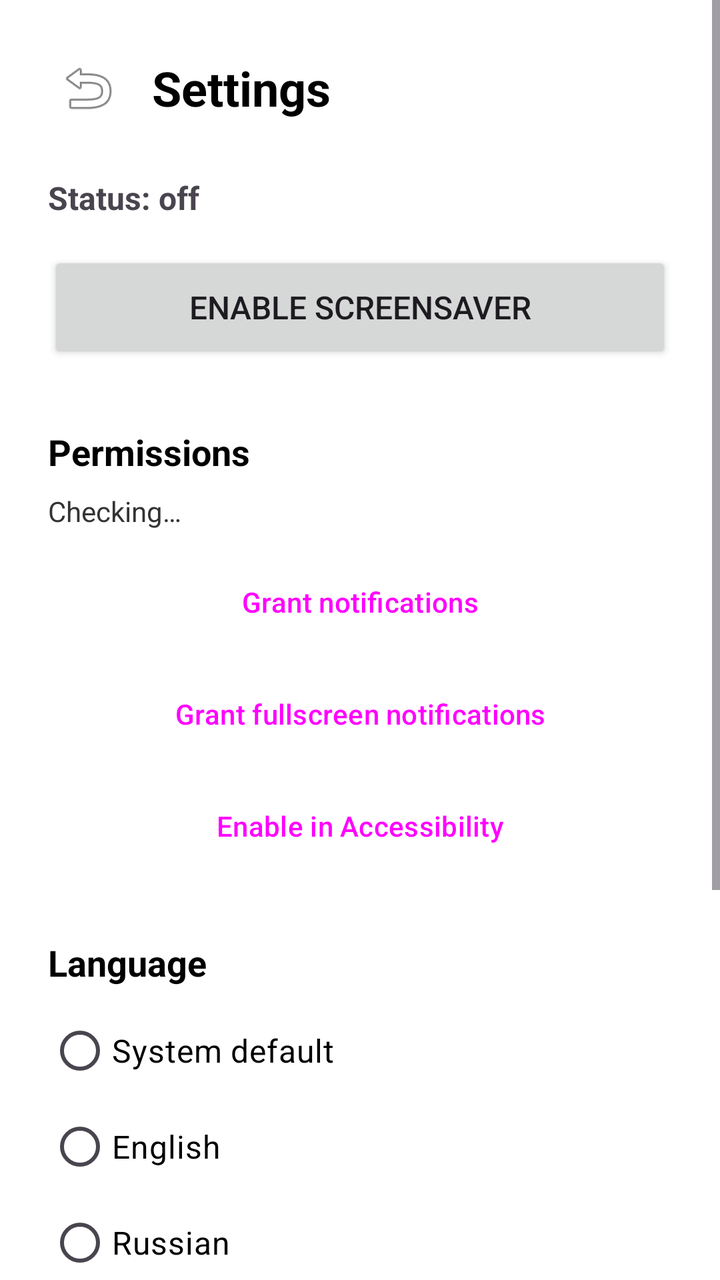
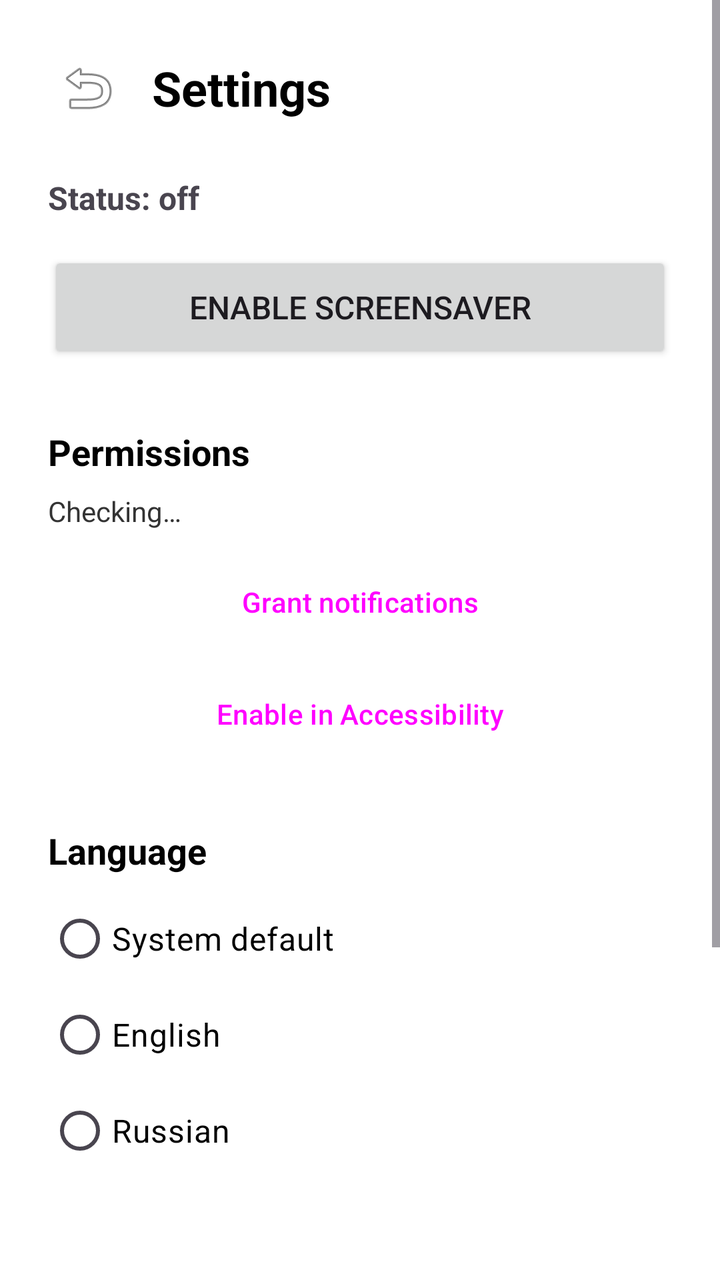

An Android layout rendered at two revisions. The XML below is the earlier revision; the diff shows what the commit changed to produce the second picture.
<!-- AndroidManifest.xml: application theme Theme.EinkScreensaver -->
<!-- res/layout/activity_settings.xml -->
<?xml version="1.0" encoding="utf-8"?>
<ScrollView xmlns:android="http://schemas.android.com/apk/res/android"
    android:layout_width="match_parent"
    android:layout_height="match_parent"
    android:background="#FFFFFF">

    <LinearLayout
        android:layout_width="match_parent"
        android:layout_height="wrap_content"
        android:orientation="vertical"
        android:padding="24dp">

        
        <LinearLayout
            android:layout_width="match_parent"
            android:layout_height="wrap_content"
            android:orientation="horizontal"
            android:gravity="center_vertical"
            android:layout_marginBottom="24dp">

            <ImageButton
                android:id="@+id/btnBack"
                android:layout_width="40dp"
                android:layout_height="40dp"
                android:src="@android:drawable/ic_menu_revert"
                android:background="?attr/selectableItemBackgroundBorderless"
                android:contentDescription="@string/back"
                android:scaleType="centerInside"
                android:layout_marginEnd="12dp" />

            <TextView
                android:layout_width="wrap_content"
                android:layout_height="wrap_content"
                android:text="@string/settings_title"
                android:textSize="24sp"
                android:textStyle="bold"
                android:textColor="#000000" />
        </LinearLayout>

        
        <TextView
            android:id="@+id/statusText"
            android:layout_width="wrap_content"
            android:layout_height="wrap_content"
            android:text="@string/status_off"
            android:textSize="16sp"
            android:textStyle="bold"
            android:layout_marginBottom="16dp" />

        <Button
            android:id="@+id/toggleButton"
            android:layout_width="match_parent"
            android:layout_height="56dp"
            android:text="@string/enable_screensaver"
            android:textSize="16sp"
            android:layout_marginBottom="32dp" />

        
        <LinearLayout
            android:id="@+id/permissionSection"
            android:layout_width="match_parent"
            android:layout_height="wrap_content"
            android:orientation="vertical"
            android:layout_marginBottom="32dp">

            <TextView
                android:layout_width="wrap_content"
                android:layout_height="wrap_content"
                android:text="@string/permissions_title"
                android:textSize="18sp"
                android:textStyle="bold"
                android:textColor="#000000"
                android:layout_marginBottom="8dp" />

            <TextView
                android:id="@+id/permissionStatusText"
                android:layout_width="wrap_content"
                android:layout_height="wrap_content"
                android:text="@string/checking"
                android:textSize="14sp"
                android:textColor="#333333"
                android:layout_marginBottom="12dp" />

            <Button
                android:id="@+id/btnGrantNotification"
                android:layout_width="match_parent"
                android:layout_height="48dp"
                android:text="@string/grant_notifications"
                android:textSize="14sp"
                android:layout_marginBottom="8dp"
                style="@style/Widget.Material3.Button.OutlinedButton" />

            <Button
                android:id="@+id/btnGrantFullScreen"
                android:layout_width="match_parent"
                android:layout_height="48dp"
                android:text="@string/grant_fullscreen"
                android:textSize="14sp"
                android:layout_marginBottom="8dp"
                style="@style/Widget.Material3.Button.OutlinedButton" />

            <Button
                android:id="@+id/btnGrantA11y"
                android:layout_width="match_parent"
                android:layout_height="48dp"
                android:text="@string/grant_a11y"
                android:textSize="14sp"
                style="@style/Widget.Material3.Button.OutlinedButton" />
        </LinearLayout>

        
        <TextView
            android:layout_width="wrap_content"
            android:layout_height="wrap_content"
            android:text="@string/language_title"
            android:textSize="18sp"
            android:textStyle="bold"
            android:textColor="#000000"
            android:layout_marginBottom="8dp" />

        <RadioGroup
            android:id="@+id/languageGroup"
            android:layout_width="match_parent"
            android:layout_height="wrap_content"
            android:layout_marginBottom="32dp">

            <RadioButton
                android:id="@+id/radioLangSystem"
                android:layout_width="wrap_content"
                android:layout_height="wrap_content"
                android:text="@string/language_system"
                android:textSize="16sp"
                android:textColor="#000000"
                android:paddingVertical="4dp" />

            <RadioButton
                android:id="@+id/radioLangEnglish"
                android:layout_width="wrap_content"
                android:layout_height="wrap_content"
                android:text="@string/language_english"
                android:textSize="16sp"
                android:textColor="#000000"
                android:paddingVertical="4dp" />

            <RadioButton
                android:id="@+id/radioLangRussian"
                android:layout_width="wrap_content"
                android:layout_height="wrap_content"
                android:text="@string/language_russian"
                android:textSize="16sp"
                android:textColor="#000000"
                android:paddingVertical="4dp" />
        </RadioGroup>

        
        <Button
            android:id="@+id/btnModuleSettings"
            android:layout_width="match_parent"
            android:layout_height="56dp"
            android:text="@string/module_settings_title"
            android:textSize="16sp"
            android:layout_marginBottom="32dp"
            style="@style/Widget.Material3.Button.OutlinedButton" />

        
        <TextView
            android:id="@+id/btnHowItWorks"
            android:layout_width="wrap_content"
            android:layout_height="wrap_content"
            android:layout_marginTop="8dp"
            android:text="@string/how_it_works"
            android:textSize="16sp"
            android:textColor="#1976D2"
            android:textStyle="bold"
            android:background="?attr/selectableItemBackground"
            android:padding="8dp"
            android:layout_marginBottom="16dp" />

        
        <TextView
            android:id="@+id/btnAbout"
            android:layout_width="wrap_content"
            android:layout_height="wrap_content"
            android:text="@string/about"
            android:textSize="16sp"
            android:textColor="#1976D2"
            android:textStyle="bold"
            android:background="?attr/selectableItemBackground"
            android:padding="8dp"
            android:layout_marginBottom="32dp" />

    </LinearLayout>
</ScrollView>
<!-- resources referenced by this layout -->
<resources>
  <string name="about">About</string>
  <string name="back">Back</string>
  <string name="checking">Checking…</string>
  <string name="enable_screensaver">Enable screensaver</string>
  <string name="grant_a11y">Enable in Accessibility</string>
  <string name="grant_fullscreen">Grant fullscreen notifications</string>
  <string name="grant_notifications">Grant notifications</string>
  <string name="how_it_works">How it works?</string>
  <string name="language_english">English</string>
  <string name="language_russian">Russian</string>
  <string name="language_system">System default</string>
  <string name="language_title">Language</string>
  <string name="module_settings_title">Module settings</string>
  <string name="permissions_title">Permissions</string>
  <string name="settings_title">Settings</string>
  <string name="status_off">Status: off</string>
  <style name="Theme.EinkScreensaver" parent="Theme.Material3.Light.NoActionBar">
          <item name="android:statusBarColor">#FFFFFF</item>
          <item name="android:windowLightStatusBar">true</item>
      </style>
</resources>

<!-- the commit's change to res/layout/activity_settings.xml (unified diff, before → after) -->
@@ -86,15 +86,6 @@
                 android:layout_width="match_parent"
                 android:layout_height="48dp"
                 android:text="@string/grant_notifications"
-                android:textSize="14sp"
-                android:layout_marginBottom="8dp"
-                style="@style/Widget.Material3.Button.OutlinedButton" />
-
-            <Button
-                android:id="@+id/btnGrantFullScreen"
-                android:layout_width="match_parent"
-                android:layout_height="48dp"
-                android:text="@string/grant_fullscreen"
                 android:textSize="14sp"
                 android:layout_marginBottom="8dp"
                 style="@style/Widget.Material3.Button.OutlinedButton" />
<!-- resource entries referenced after the edit -->
@@ -5,7 +5,6 @@
   <string name="checking">Checking…</string>
   <string name="enable_screensaver">Enable screensaver</string>
   <string name="grant_a11y">Enable in Accessibility</string>
-  <string name="grant_fullscreen">Grant fullscreen notifications</string>
   <string name="grant_notifications">Grant notifications</string>
   <string name="how_it_works">How it works?</string>
   <string name="language_english">English</string>
